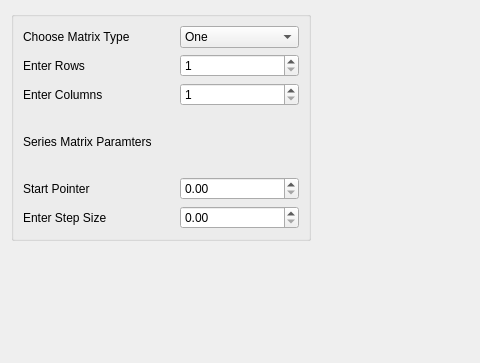
First picture: the form in src/Interface/Modules/Math/CreateStandardMatrixDialog.ui, repository SCIInstitute/SCIRun, before the edit; both pictures show x 0 to 480 and y 0 to 363 of the 1013 by 657 pixel window.
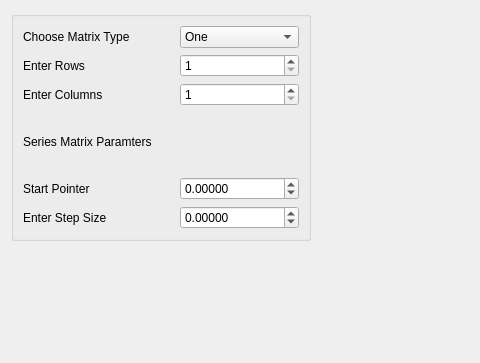
Second picture: the form after the edit.

The edit to the form file:
```diff
--- a/src/Interface/Modules/Math/CreateStandardMatrixDialog.ui
+++ b/src/Interface/Modules/Math/CreateStandardMatrixDialog.ui
@@ -129,6 +129,15 @@
           <height>7</height>
          </size>
         </property>
+        <property name="decimals">
+         <number>5</number>
+        </property>
+        <property name="minimum">
+         <double>-9999999.000000000000000</double>
+        </property>
+        <property name="maximum">
+         <double>9999999.000000000000000</double>
+        </property>
        </widget>
       </item>
       <item row="5" column="1">
@@ -139,8 +148,14 @@
           <height>7</height>
          </size>
         </property>
+        <property name="decimals">
+         <number>5</number>
+        </property>
+        <property name="minimum">
+         <double>-9999999.000000000000000</double>
+        </property>
         <property name="maximum">
-         <double>99999.990000000005239</double>
+         <double>9999999.000000000000000</double>
         </property>
        </widget>
       </item>
```
